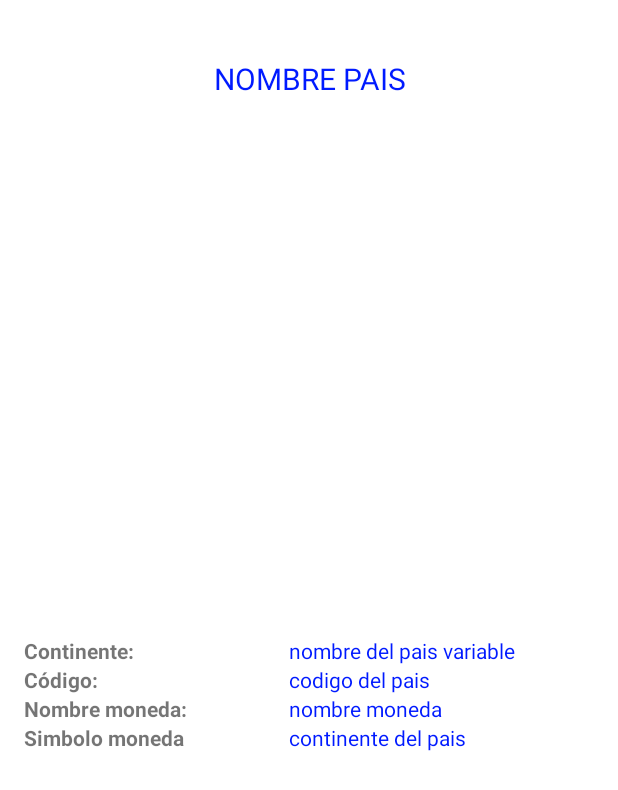
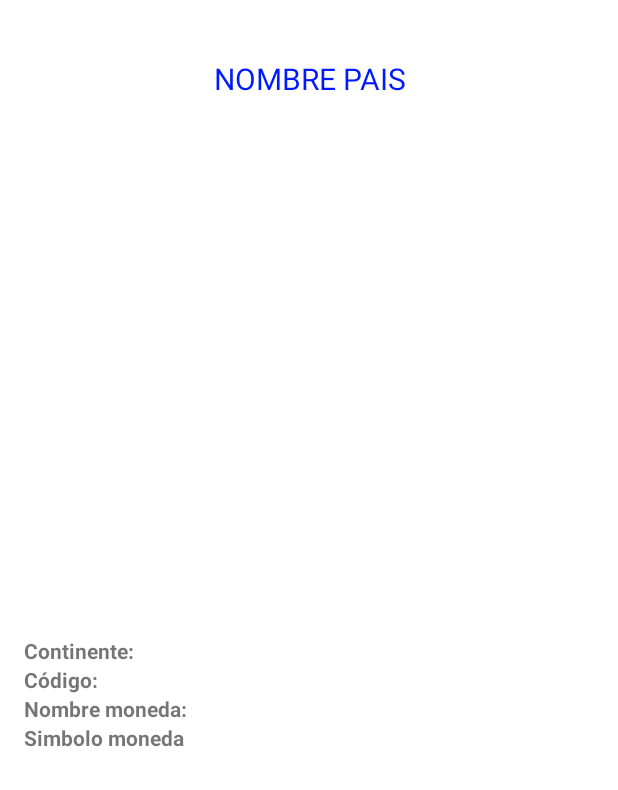
Before and after one commit to paez49/Taller1_CompuMovil, an Android app: the layout detail_country.xml on its own in the app's theme, with its tools: preview values and no code run, on a phone screen of 412 x 824 dp. Shown: the top 790 px of the screen. Run offline under Robolectric (Android 15) with nearby library versions, the phone set to English and light mode, and no system bars.

Commit message:
ajustes xml variables string

```diff
--- a/app/src/main/res/layout/detail_country.xml
+++ b/app/src/main/res/layout/detail_country.xml
@@ -45,52 +45,52 @@
 
             <TextView
                 android:paddingEnd="16dp"
-                android:text="Continente:"
+                android:text="@string/continente"
                 android:textStyle="bold" />
 
             <TextView
                 android:id="@+id/continenteTextView"
                 android:textColor="@color/blue"
-                android:text="nombre del pais variable" />
+                android:text="" />
         </TableRow>
 
         <TableRow>
 
             <TextView
                 android:paddingEnd="16dp"
-                android:text="Código:"
+                android:text="@string/c_digo"
                 android:textStyle="bold" />
 
             <TextView
                 android:id="@+id/codigoTextView"
                 android:textColor="@color/blue"
-                android:text="codigo del pais" />
+                android:text="" />
         </TableRow>
 
         <TableRow>
 
             <TextView
                 android:paddingEnd="16dp"
-                android:text="Nombre moneda:"
+                android:text="@string/nombre_moneda"
                 android:textStyle="bold" />
 
             <TextView
                 android:id="@+id/nombreMonedaTextView"
                 android:textColor="@color/blue"
-                android:text="nombre moneda" />
+                android:text="" />
         </TableRow>
 
         <TableRow>
 
             <TextView
                 android:paddingEnd="16dp"
-                android:text="Simbolo moneda"
+                android:text="@string/simbolo_moneda"
                 android:textStyle="bold" />
 
             <TextView
                 android:id="@+id/simboloMonedaTextView"
                 android:textColor="@color/blue"
-                android:text="continente del pais" />
+                android:text="" />
         </TableRow>
 
     </TableLayout>
--- a/app/src/main/res/values/strings.xml
+++ b/app/src/main/res/values/strings.xml
@@ -10,4 +10,8 @@
     <string name="ingrese_el_numero">Ingrese el numero</string>
     <string name="adivinar">Adivinar</string>
     <string name="lo_lograste_el_numero_era">Lo lograste el numero era</string>
+    <string name="continente">Continente:</string>
+    <string name="c_digo">Código:</string>
+    <string name="nombre_moneda">Nombre moneda:</string>
+    <string name="simbolo_moneda">Simbolo moneda</string>
 </resources>
```
